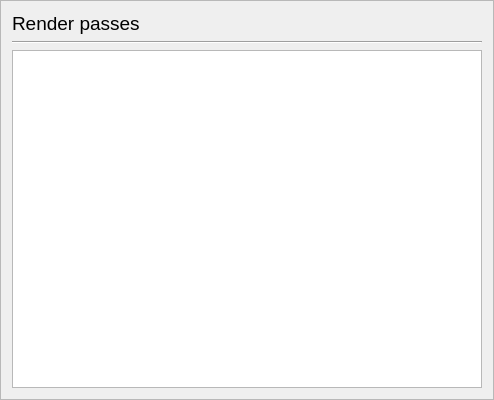
Old version of the form code/qttoolkit/nody/shady/ui/materialwizard.ui in the repository gscept/nebula-trifid.
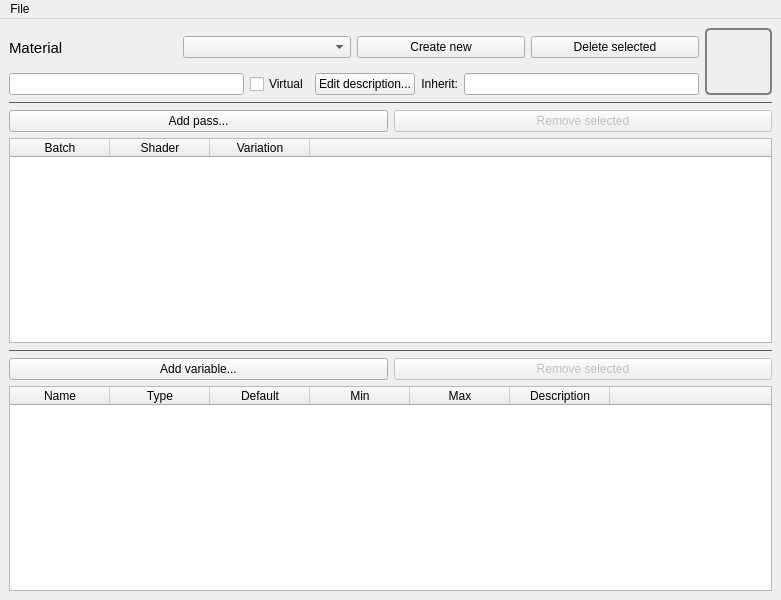
New version of the form.

Commit message: *render* - Started working on a total rewrite for window management. Expect issues.

```diff
--- a/code/qttoolkit/nody/shady/ui/materialwizard.ui
+++ b/code/qttoolkit/nody/shady/ui/materialwizard.ui
@@ -1,66 +1,391 @@
 <?xml version="1.0" encoding="UTF-8"?>
 <ui version="4.0">
- <class>MaterialWizard</class>
- <widget class="QFrame" name="MaterialWizard">
+ <class>MaterialEditorWindow</class>
+ <widget class="QMainWindow" name="MaterialEditorWindow">
   <property name="geometry">
    <rect>
     <x>0</x>
     <y>0</y>
-    <width>494</width>
-    <height>400</height>
+    <width>781</width>
+    <height>600</height>
    </rect>
   </property>
+  <property name="font">
+   <font>
+    <family>Segoe UI</family>
+   </font>
+  </property>
   <property name="windowTitle">
    <string>Select render passes</string>
   </property>
-  <property name="frameShape">
-   <enum>QFrame::StyledPanel</enum>
-  </property>
-  <property name="frameShadow">
-   <enum>QFrame::Raised</enum>
-  </property>
-  <layout class="QGridLayout" name="gridLayout">
-   <item row="2" column="0" colspan="2">
-    <widget class="QTreeWidget" name="passWidget">
-     <property name="columnCount">
-      <number>2</number>
-     </property>
-     <attribute name="headerVisible">
-      <bool>false</bool>
-     </attribute>
-     <column>
+  <widget class="QWidget" name="centralwidget">
+   <layout class="QGridLayout" name="gridLayout">
+    <item row="4" column="0">
+     <widget class="QPushButton" name="addVariable">
+      <property name="toolTip">
+       <string>Add variable to be exposed in content browser.</string>
+      </property>
       <property name="text">
-       <string notr="true">1</string>
+       <string>Add variable...</string>
       </property>
-     </column>
-     <column>
+     </widget>
+    </item>
+    <item row="1" column="0">
+     <widget class="QPushButton" name="addPass">
+      <property name="toolTip">
+       <string>Add new pass to this material. Passes dictate when to render objects using this material.</string>
+      </property>
       <property name="text">
-       <string notr="true">2</string>
+       <string>Add pass...</string>
       </property>
-     </column>
-    </widget>
-   </item>
-   <item row="1" column="0" colspan="2">
-    <widget class="Line" name="line">
-     <property name="orientation">
-      <enum>Qt::Horizontal</enum>
-     </property>
-    </widget>
-   </item>
-   <item row="0" column="0" colspan="2">
-    <widget class="QLabel" name="label">
-     <property name="font">
-      <font>
-       <family>Segoe UI</family>
-       <pointsize>14</pointsize>
-      </font>
-     </property>
-     <property name="text">
-      <string>Render passes</string>
-     </property>
-    </widget>
-   </item>
-  </layout>
+     </widget>
+    </item>
+    <item row="1" column="1">
+     <widget class="QPushButton" name="removePass">
+      <property name="enabled">
+       <bool>false</bool>
+      </property>
+      <property name="toolTip">
+       <string>Remove passes selected in list.</string>
+      </property>
+      <property name="text">
+       <string>Remove selected</string>
+      </property>
+     </widget>
+    </item>
+    <item row="4" column="1">
+     <widget class="QPushButton" name="removeVariable">
+      <property name="enabled">
+       <bool>false</bool>
+      </property>
+      <property name="toolTip">
+       <string>Remove variables so that they are not exposed in the content browser.</string>
+      </property>
+      <property name="text">
+       <string>Remove selected</string>
+      </property>
+     </widget>
+    </item>
+    <item row="3" column="0" colspan="2">
+     <widget class="Line" name="line">
+      <property name="styleSheet">
+       <string notr="true">QFrame{ color:rgb(95, 95, 95); }</string>
+      </property>
+      <property name="frameShadow">
+       <enum>QFrame::Plain</enum>
+      </property>
+      <property name="orientation">
+       <enum>Qt::Horizontal</enum>
+      </property>
+     </widget>
+    </item>
+    <item row="0" column="0" colspan="2">
+     <layout class="QGridLayout" name="gridLayout_3">
+      <item row="4" column="0" colspan="3">
+       <widget class="Line" name="line_3">
+        <property name="styleSheet">
+         <string notr="true">QFrame{ color:rgb(95, 95, 95); }</string>
+        </property>
+        <property name="frameShadow">
+         <enum>QFrame::Plain</enum>
+        </property>
+        <property name="orientation">
+         <enum>Qt::Horizontal</enum>
+        </property>
+       </widget>
+      </item>
+      <item row="0" column="0" rowspan="3" colspan="2">
+       <layout class="QHBoxLayout" name="horizontalLayout_3">
+        <item>
+         <widget class="QLabel" name="label">
+          <property name="font">
+           <font>
+            <pointsize>11</pointsize>
+           </font>
+          </property>
+          <property name="text">
+           <string>Material</string>
+          </property>
+          <property name="alignment">
+           <set>Qt::AlignLeading|Qt::AlignLeft|Qt::AlignVCenter</set>
+          </property>
+         </widget>
+        </item>
+        <item>
+         <widget class="QComboBox" name="materialBox"/>
+        </item>
+        <item>
+         <widget class="QPushButton" name="newMaterial">
+          <property name="text">
+           <string>Create new</string>
+          </property>
+         </widget>
+        </item>
+        <item>
+         <widget class="QPushButton" name="deleteMaterial">
+          <property name="text">
+           <string>Delete selected</string>
+          </property>
+         </widget>
+        </item>
+       </layout>
+      </item>
+      <item row="0" column="2" rowspan="4">
+       <widget class="QLabel" name="materialThumbnail">
+        <property name="sizePolicy">
+         <sizepolicy hsizetype="Fixed" vsizetype="Fixed">
+          <horstretch>0</horstretch>
+          <verstretch>0</verstretch>
+         </sizepolicy>
+        </property>
+        <property name="minimumSize">
+         <size>
+          <width>67</width>
+          <height>67</height>
+         </size>
+        </property>
+        <property name="styleSheet">
+         <string notr="true">border: 2px solid gray;
+border-radius: 5px;</string>
+        </property>
+        <property name="text">
+         <string/>
+        </property>
+       </widget>
+      </item>
+      <item row="3" column="0" colspan="2">
+       <layout class="QHBoxLayout" name="horizontalLayout_2">
+        <item>
+         <widget class="QLineEdit" name="materialName"/>
+        </item>
+        <item>
+         <widget class="QCheckBox" name="isVirtual">
+          <property name="text">
+           <string>Virtual</string>
+          </property>
+         </widget>
+        </item>
+        <item>
+         <widget class="QPushButton" name="descEditor">
+          <property name="text">
+           <string>Edit description...</string>
+          </property>
+         </widget>
+        </item>
+        <item>
+         <widget class="QLabel" name="label_2">
+          <property name="text">
+           <string>Inherit:</string>
+          </property>
+          <property name="alignment">
+           <set>Qt::AlignRight|Qt::AlignTrailing|Qt::AlignVCenter</set>
+          </property>
+         </widget>
+        </item>
+        <item>
+         <widget class="QLineEdit" name="inherit">
+          <property name="toolTip">
+           <string>Materials to inherit, separated by | characters. Can only inherit materials from the toolkit base.xml file.</string>
+          </property>
+         </widget>
+        </item>
+       </layout>
+      </item>
+     </layout>
+    </item>
+    <item row="5" column="0" colspan="2">
+     <widget class="QTableWidget" name="variableWidget">
+      <property name="frameShadow">
+       <enum>QFrame::Plain</enum>
+      </property>
+      <property name="selectionMode">
+       <enum>QAbstractItemView::ExtendedSelection</enum>
+      </property>
+      <property name="selectionBehavior">
+       <enum>QAbstractItemView::SelectRows</enum>
+      </property>
+      <property name="cornerButtonEnabled">
+       <bool>false</bool>
+      </property>
+      <property name="columnCount">
+       <number>7</number>
+      </property>
+      <attribute name="horizontalHeaderVisible">
+       <bool>true</bool>
+      </attribute>
+      <attribute name="horizontalHeaderCascadingSectionResizes">
+       <bool>false</bool>
+      </attribute>
+      <attribute name="horizontalHeaderHighlightSections">
+       <bool>false</bool>
+      </attribute>
+      <attribute name="horizontalHeaderStretchLastSection">
+       <bool>true</bool>
+      </attribute>
+      <attribute name="verticalHeaderVisible">
+       <bool>false</bool>
+      </attribute>
+      <attribute name="verticalHeaderCascadingSectionResizes">
+       <bool>false</bool>
+      </attribute>
+      <attribute name="verticalHeaderStretchLastSection">
+       <bool>false</bool>
+      </attribute>
+      <column>
+       <property name="text">
+        <string>Name</string>
+       </property>
+      </column>
+      <column>
+       <property name="text">
+        <string>Type</string>
+       </property>
+      </column>
+      <column>
+       <property name="text">
+        <string>Default</string>
+       </property>
+      </column>
+      <column>
+       <property name="text">
+        <string>Min</string>
+       </property>
+      </column>
+      <column>
+       <property name="text">
+        <string>Max</string>
+       </property>
+      </column>
+      <column>
+       <property name="text">
+        <string>Description</string>
+       </property>
+      </column>
+      <column>
+       <property name="text">
+        <string/>
+       </property>
+      </column>
+     </widget>
+    </item>
+    <item row="2" column="0" colspan="2">
+     <widget class="QTableWidget" name="passWidget">
+      <property name="frameShape">
+       <enum>QFrame::StyledPanel</enum>
+      </property>
+      <property name="frameShadow">
+       <enum>QFrame::Plain</enum>
+      </property>
+      <property name="selectionMode">
+       <enum>QAbstractItemView::ExtendedSelection</enum>
+      </property>
+      <property name="selectionBehavior">
+       <enum>QAbstractItemView::SelectRows</enum>
+      </property>
+      <property name="cornerButtonEnabled">
+       <bool>false</bool>
+      </property>
+      <property name="columnCount">
+       <number>4</number>
+      </property>
+      <attribute name="horizontalHeaderVisible">
+       <bool>true</bool>
+      </attribute>
+      <attribute name="horizontalHeaderCascadingSectionResizes">
+       <bool>false</bool>
+      </attribute>
+      <attribute name="horizontalHeaderHighlightSections">
+       <bool>false</bool>
+      </attribute>
+      <attribute name="horizontalHeaderStretchLastSection">
+       <bool>true</bool>
+      </attribute>
+      <attribute name="verticalHeaderVisible">
+       <bool>false</bool>
+      </attribute>
+      <attribute name="verticalHeaderCascadingSectionResizes">
+       <bool>false</bool>
+      </attribute>
+      <attribute name="verticalHeaderStretchLastSection">
+       <bool>false</bool>
+      </attribute>
+      <column>
+       <property name="text">
+        <string>Batch</string>
+       </property>
+      </column>
+      <column>
+       <property name="text">
+        <string>Shader</string>
+       </property>
+      </column>
+      <column>
+       <property name="text">
+        <string>Variation</string>
+       </property>
+      </column>
+      <column>
+       <property name="text">
+        <string/>
+       </property>
+      </column>
+     </widget>
+    </item>
+   </layout>
+  </widget>
+  <widget class="QMenuBar" name="menubar">
+   <property name="geometry">
+    <rect>
+     <x>0</x>
+     <y>0</y>
+     <width>781</width>
+     <height>21</height>
+    </rect>
+   </property>
+   <widget class="QMenu" name="menuFile">
+    <property name="title">
+     <string>File</string>
+    </property>
+    <addaction name="actionNew_list"/>
+    <addaction name="actionOpen_list"/>
+    <addaction name="separator"/>
+    <addaction name="actionSave_list"/>
+    <addaction name="actionSave_list_as"/>
+   </widget>
+   <addaction name="menuFile"/>
+  </widget>
+  <action name="actionOpen_list">
+   <property name="text">
+    <string>Open list...</string>
+   </property>
+   <property name="shortcut">
+    <string>Ctrl+O</string>
+   </property>
+  </action>
+  <action name="actionNew_list">
+   <property name="text">
+    <string>New list...</string>
+   </property>
+   <property name="shortcut">
+    <string>Ctrl+N</string>
+   </property>
+  </action>
+  <action name="actionSave_list">
+   <property name="text">
+    <string>Save list</string>
+   </property>
+   <property name="shortcut">
+    <string>Ctrl+S</string>
+   </property>
+  </action>
+  <action name="actionSave_list_as">
+   <property name="text">
+    <string>Save list as...</string>
+   </property>
+   <property name="shortcut">
+    <string>Ctrl+Shift+S</string>
+   </property>
+  </action>
  </widget>
  <resources/>
  <connections/>
```
Left out of the diff: 2 changed lines with no effect on the pictures. The commit also changes 112 other files.
